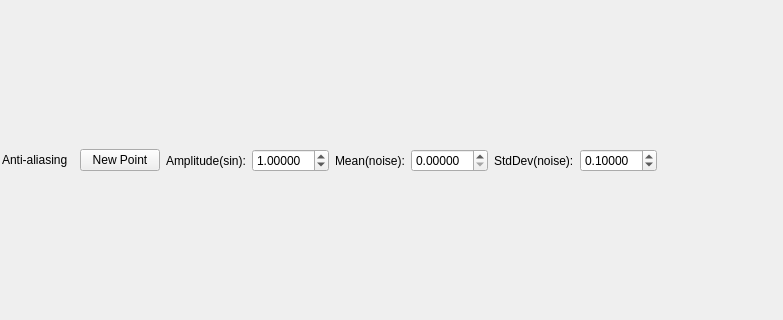
craviee/sin-noise-graph, file themewidget.ui: the form before one commit; both pictures show x 422 to 1205 and y 146 to 466 of the 1205 by 614 pixel window.
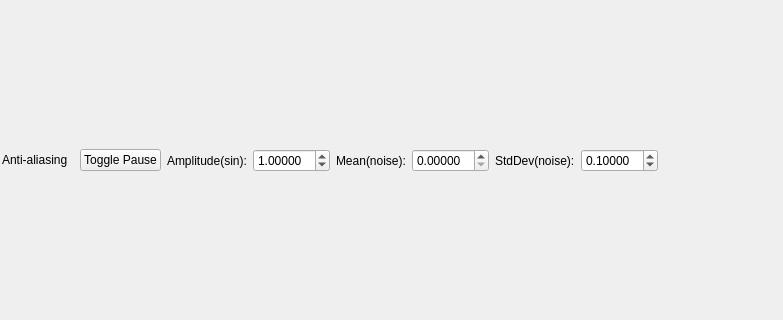
The form after the commit.

Commit message: sine function and dynamic points

Patch:
```diff
--- a/themewidget.ui
+++ b/themewidget.ui
@@ -56,7 +56,7 @@
      <item>
       <widget class="QPushButton" name="pushButton">
        <property name="text">
-        <string>New Point</string>
+        <string>Toggle Pause</string>
        </property>
       </widget>
      </item>
```
Left out of the diff: 2 changed lines with no effect on the pictures. The commit also changes 2 other files.
